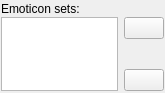
xnamed/vacuum-im, file src/plugins/emoticons/emoticonsoptions2.ui: the form before one commit.
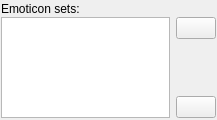
The form after the commit.

Patch:
```diff
--- a/src/plugins/emoticons/emoticonsoptions2.ui
+++ b/src/plugins/emoticons/emoticonsoptions2.ui
@@ -6,8 +6,8 @@
    <rect>
     <x>0</x>
     <y>0</y>
-    <width>165</width>
-    <height>93</height>
+    <width>217</width>
+    <height>120</height>
    </rect>
   </property>
   <property name="sizePolicy">
@@ -43,6 +43,9 @@
      <property name="text">
       <string>Emoticon sets:</string>
      </property>
+     <property name="alignment">
+      <set>Qt::AlignLeading|Qt::AlignLeft|Qt::AlignVCenter</set>
+     </property>
     </widget>
    </item>
    <item>
@@ -50,7 +53,7 @@
      <item>
       <widget class="QListWidget" name="lwtEmoticons">
        <property name="sizePolicy">
-        <sizepolicy hsizetype="Expanding" vsizetype="Preferred">
+        <sizepolicy hsizetype="Expanding" vsizetype="Expanding">
          <horstretch>0</horstretch>
          <verstretch>0</verstretch>
         </sizepolicy>
```
